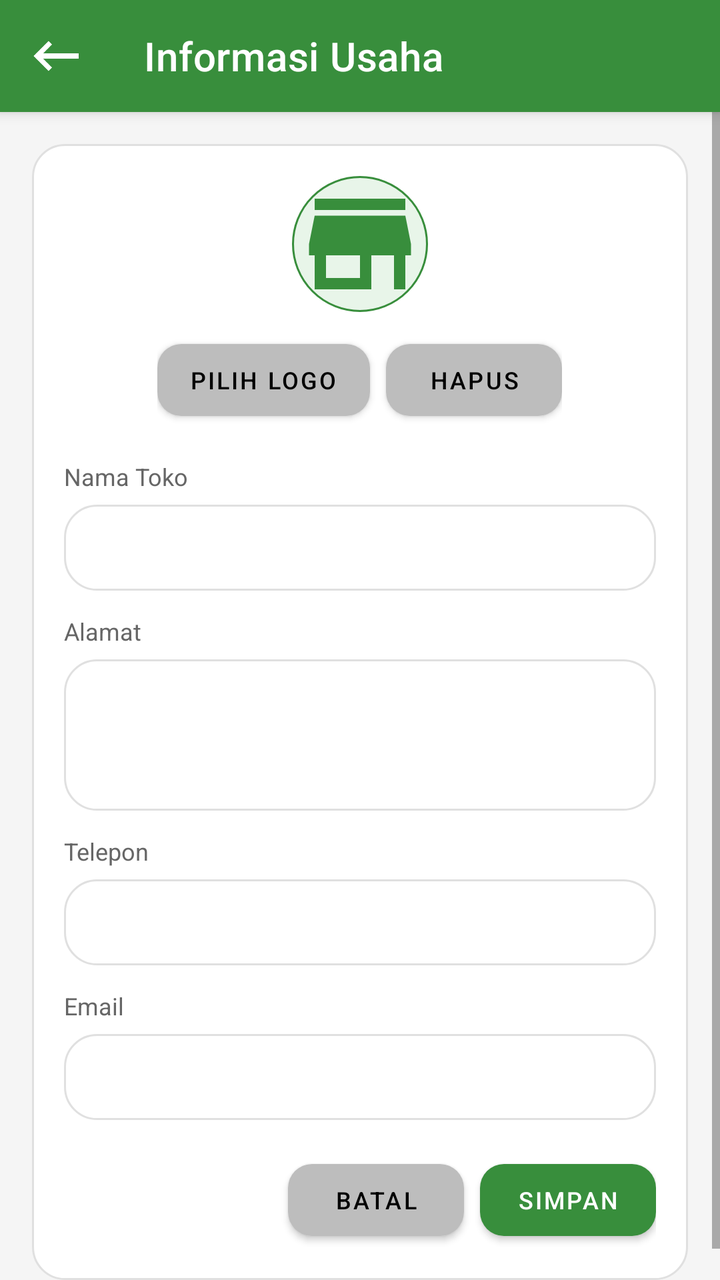
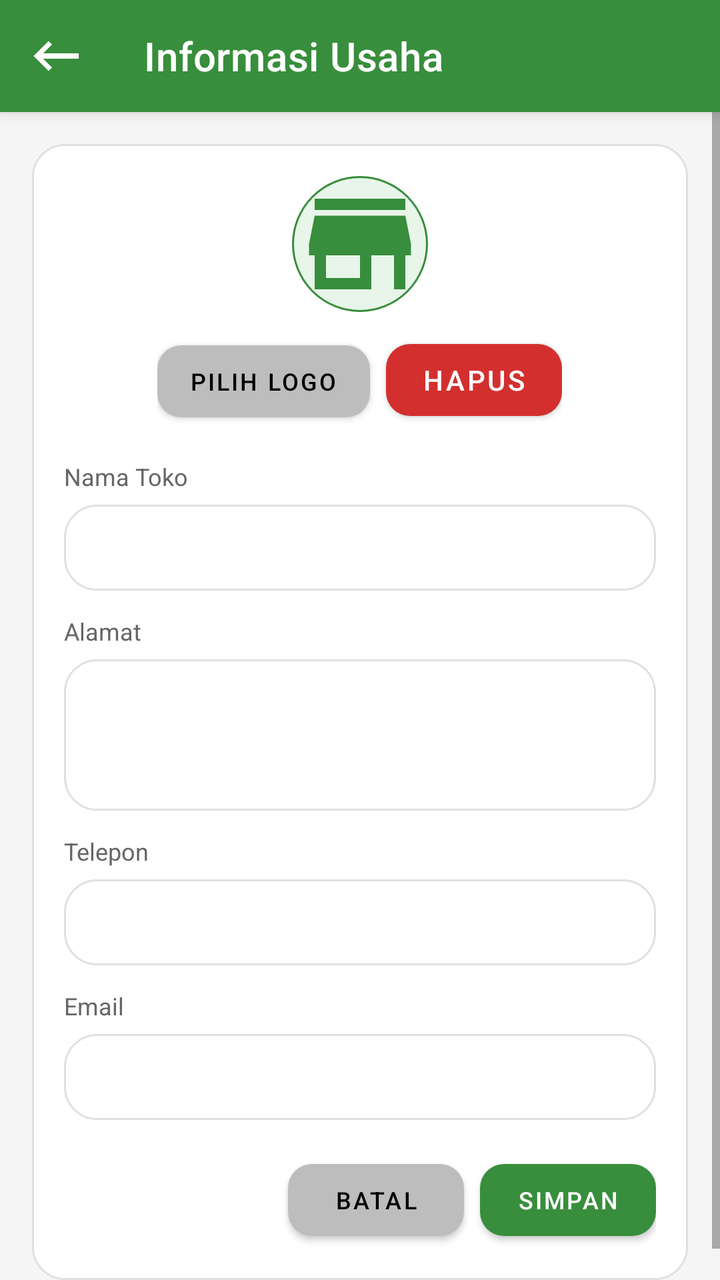

Before-and-after screenshots of an Android layout around one commit, followed by the original layout XML and the change that was made.
<!-- AndroidManifest.xml: application theme Theme.DasPos -->
<!-- res/layout/activity_store_info.xml -->
<?xml version="1.0" encoding="utf-8"?>
<LinearLayout xmlns:android="http://schemas.android.com/apk/res/android"
    xmlns:app="http://schemas.android.com/apk/res-auto"
    android:layout_width="match_parent"
    android:layout_height="match_parent"
    android:background="@color/warm_gray"
    android:orientation="vertical">

    <com.google.android.material.appbar.MaterialToolbar
        android:id="@+id/toolbar"
        style="@style/DasPosToolbar"
        android:layout_width="match_parent"
        android:layout_height="?attr/actionBarSize"
        app:navigationIcon="@drawable/ic_back"
        app:title="@string/business_info" />

    <ScrollView
        android:layout_width="match_parent"
        android:layout_height="match_parent">

        <LinearLayout
            android:layout_width="match_parent"
            android:layout_height="wrap_content"
            android:padding="16dp">

            <LinearLayout
                android:layout_width="match_parent"
                android:layout_height="wrap_content"
                android:background="@drawable/bg_card"
                android:orientation="vertical"
                android:padding="16dp">

                <LinearLayout
                    android:layout_width="match_parent"
                    android:layout_height="wrap_content"
                    android:gravity="center_horizontal"
                    android:orientation="vertical">

                    <ImageView
                        android:id="@+id/imgStoreLogo"
                        android:layout_width="68dp"
                        android:layout_height="68dp"
                        android:background="@drawable/bg_round_logo"
                        android:src="@drawable/ic_store" />

                    <LinearLayout
                        android:layout_width="wrap_content"
                        android:layout_height="wrap_content"
                        android:layout_marginTop="10dp"
                        android:orientation="horizontal">

                        <com.google.android.material.button.MaterialButton
                            android:id="@+id/btnSelectLogo"
                            style="@style/DasPosGrayButton"
                            android:layout_width="wrap_content"
                            android:layout_height="wrap_content"
                            android:text="@string/select_logo" />

                        <com.google.android.material.button.MaterialButton
                            android:id="@+id/btnRemoveLogo"
                            style="@style/DasPosGrayButton"
                            android:layout_width="wrap_content"
                            android:layout_height="wrap_content"
                            android:layout_marginStart="8dp"
                            android:text="@string/remove_logo" />
                    </LinearLayout>
                </LinearLayout>

                <TextView
                    android:layout_width="wrap_content"
                    android:layout_height="wrap_content"
                    android:layout_marginTop="16dp"
                    android:text="@string/label_store_name"
                    android:textColor="@color/text_secondary"
                    android:textSize="12sp" />

                <EditText
                    android:id="@+id/etStoreName"
                    android:layout_width="match_parent"
                    android:layout_height="wrap_content"
                    android:layout_marginTop="6dp"
                    android:background="@drawable/bg_input"
                    android:padding="12dp"
                    android:textSize="14sp" />

                <TextView
                    android:layout_width="wrap_content"
                    android:layout_height="wrap_content"
                    android:layout_marginTop="12dp"
                    android:text="@string/label_address"
                    android:textColor="@color/text_secondary"
                    android:textSize="12sp" />

                <EditText
                    android:id="@+id/etStoreAddress"
                    android:layout_width="match_parent"
                    android:layout_height="wrap_content"
                    android:layout_marginTop="6dp"
                    android:background="@drawable/bg_input"
                    android:gravity="top"
                    android:minLines="3"
                    android:padding="12dp"
                    android:textSize="14sp" />

                <TextView
                    android:layout_width="wrap_content"
                    android:layout_height="wrap_content"
                    android:layout_marginTop="12dp"
                    android:text="@string/label_phone"
                    android:textColor="@color/text_secondary"
                    android:textSize="12sp" />

                <EditText
                    android:id="@+id/etStorePhone"
                    android:layout_width="match_parent"
                    android:layout_height="wrap_content"
                    android:layout_marginTop="6dp"
                    android:background="@drawable/bg_input"
                    android:padding="12dp"
                    android:textSize="14sp" />

                <TextView
                    android:layout_width="wrap_content"
                    android:layout_height="wrap_content"
                    android:layout_marginTop="12dp"
                    android:text="@string/label_email"
                    android:textColor="@color/text_secondary"
                    android:textSize="12sp" />

                <EditText
                    android:id="@+id/etStoreEmail"
                    android:layout_width="match_parent"
                    android:layout_height="wrap_content"
                    android:layout_marginTop="6dp"
                    android:background="@drawable/bg_input"
                    android:padding="12dp"
                    android:textSize="14sp" />

                <LinearLayout
                    android:layout_width="match_parent"
                    android:layout_height="wrap_content"
                    android:layout_marginTop="16dp"
                    android:gravity="end"
                    android:orientation="horizontal">

                    <com.google.android.material.button.MaterialButton
                        android:id="@+id/btnStoreCancel"
                        style="@style/DasPosGrayButton"
                        android:layout_width="wrap_content"
                        android:layout_height="wrap_content"
                        android:text="@string/cancel" />

                    <com.google.android.material.button.MaterialButton
                        android:id="@+id/btnStoreSave"
                        style="@style/DasPosPrimaryButton"
                        android:layout_width="wrap_content"
                        android:layout_height="wrap_content"
                        android:layout_marginStart="8dp"
                        android:text="@string/save" />
                </LinearLayout>
            </LinearLayout>
        </LinearLayout>
    </ScrollView>
</LinearLayout>
<!-- resources referenced by this layout -->
<resources>
  <color name="text_secondary">#666666</color>
  <color name="warm_gray">#F5F5F5</color>
  <!-- drawable bg_card (drawable) -->
  <?xml version="1.0" encoding="utf-8"?>
  <shape xmlns:android="http://schemas.android.com/apk/res/android">
      <solid android:color="@color/surface_white" />
      <corners android:radius="16dp" />
      <padding android:left="16dp" android:top="16dp" android:right="16dp" android:bottom="16dp" />
      <stroke android:width="1dp" android:color="@color/divider" />
  </shape>
  <!-- drawable bg_input (drawable) -->
  <?xml version="1.0" encoding="utf-8"?>
  
  <shape xmlns:android="http://schemas.android.com/apk/res/android">
      <solid android:color="@color/surface_white" />
      <corners android:radius="16dp" />
      <padding android:left="16dp" android:top="16dp" android:right="16dp" android:bottom="16dp" />
      <stroke android:width="1dp" android:color="@color/divider" />
  </shape>
  <!-- drawable bg_round_logo (drawable) -->
  <?xml version="1.0" encoding="utf-8"?>
  <shape xmlns:android="http://schemas.android.com/apk/res/android">
      <solid android:color="#E8F5E9" />
      <corners android:radius="100dp" />
      <stroke android:width="1dp" android:color="@color/primary_green" />
  </shape>
  <!-- drawable ic_back (drawable) -->
  <vector xmlns:android="http://schemas.android.com/apk/res/android"
      android:width="30dp"
      android:height="30dp"
      android:tint="#FFFFFF"
      android:viewportWidth="24"
      android:viewportHeight="24">
      <path
          android:fillColor="@android:color/white"
          android:pathData="M21,11H6.83l3.58,-3.59L9,6l-6,6 6,6 1.41,-1.41L6.83,13H21z" />
  </vector>
  <string name="business_info">Informasi Usaha</string>
  <string name="cancel">Batal</string>
  <string name="label_address">Alamat</string>
  <string name="label_email">Email</string>
  <string name="label_phone">Telepon</string>
  <string name="label_store_name">Nama Toko</string>
  <string name="remove_logo">Hapus</string>
  <string name="save">Simpan</string>
  <string name="select_logo">Pilih Logo</string>
  <style name="DasPosGrayButton" parent="Widget.MaterialComponents.Button">
          <item name="backgroundTint">@color/button_gray</item>
          <item name="android:textColor">@android:color/black</item>
          <item name="android:textSize">12sp</item>
          <item name="cornerRadius">12dp</item>
          <item name="android:minHeight">48dp</item>
      </style>
  <style name="DasPosPrimaryButton" parent="Widget.MaterialComponents.Button">
          <item name="backgroundTint">@color/primary_green</item>
          <item name="android:textColor">@color/surface_white</item>
          <item name="android:textSize">12sp</item>
          <item name="cornerRadius">12dp</item>
          <item name="android:minHeight">48dp</item>
      </style>
  <style name="DasPosToolbar" parent="Widget.MaterialComponents.Toolbar.Primary">
          <item name="android:background">@color/primary_green</item>
          <item name="titleTextColor">@color/surface_white</item>
          <item name="navigationIconTint">@color/surface_white</item>
      </style>
  <color name="surface_white">#FFFFFF</color>
  <color name="divider">#E0E0E0</color>
  <color name="primary_green">#388E3C</color>
  <color name="button_gray">#BDBDBD</color>
  <color name="primary_green_dark">#2E7D32</color>
  <!-- unchanged entries left out for length: 2 -->
</resources>

<!-- the commit's change to res/layout/activity_store_info.xml (unified diff, before → after) -->
@@ -58,7 +58,7 @@
 
                         <com.google.android.material.button.MaterialButton
                             android:id="@+id/btnRemoveLogo"
-                            style="@style/DasPosGrayButton"
+                            style="@style/DasPosDangerButton"
                             android:layout_width="wrap_content"
                             android:layout_height="wrap_content"
                             android:layout_marginStart="8dp"
<!-- resource entries referenced after the edit -->
@@ -46,6 +46,12 @@
   <string name="remove_logo">Hapus</string>
   <string name="save">Simpan</string>
   <string name="select_logo">Pilih Logo</string>
+  <style name="DasPosDangerButton" parent="Widget.MaterialComponents.Button">
+          <item name="backgroundTint">@color/danger_red</item>
+          <item name="android:textColor">@color/surface_white</item>
+          <item name="cornerRadius">12sp</item>
+          <item name="android:minHeight">48dp</item>
+      </style>
   <style name="DasPosGrayButton" parent="Widget.MaterialComponents.Button">
           <item name="backgroundTint">@color/button_gray</item>
           <item name="android:textColor">@android:color/black</item>
@@ -68,6 +74,7 @@
   <color name="surface_white">#FFFFFF</color>
   <color name="divider">#E0E0E0</color>
   <color name="primary_green">#388E3C</color>
+  <color name="danger_red">#D32F2F</color>
   <color name="button_gray">#BDBDBD</color>
   <color name="primary_green_dark">#2E7D32</color>
   <!-- unchanged entries left out for length: 2 -->
